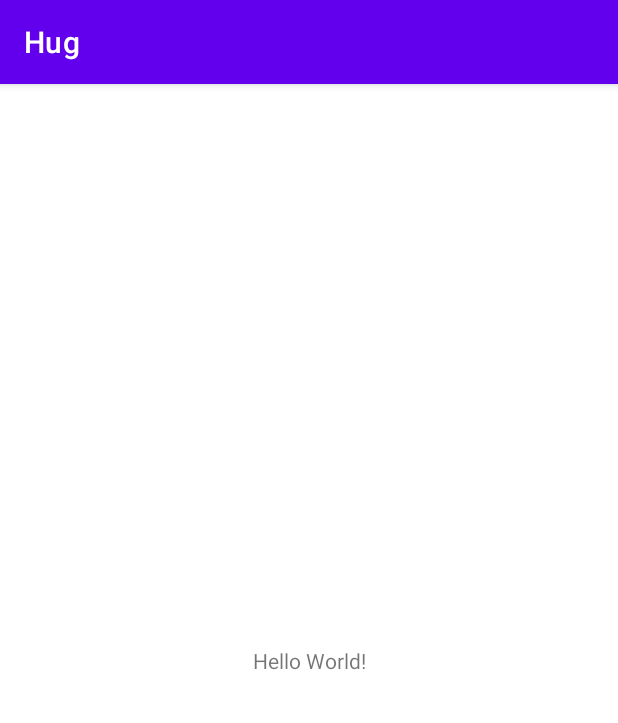
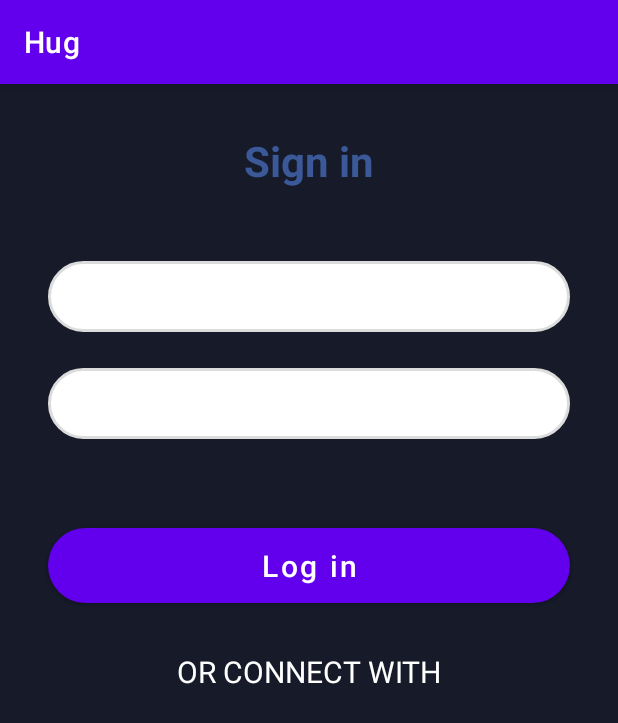
Before and after one commit to TriFle3T/android_app, an Android app: the screen it shows after launch (MainActivity), on a phone screen of 412 x 824 dp. Shown: the top 723 px of the screen. Run offline under Robolectric (Android 15) with nearby library versions, the phone set to English and light mode, and no system bars.

Commit message:
feat.login 화면 1차

```diff
--- a/app/build.gradle
+++ b/app/build.gradle
@@ -45,4 +45,8 @@ dependencies {
     implementation 'com.google.code.gson:gson:2.8.5'
     implementation 'com.squareup.retrofit2:retrofit:2.6.0'
     implementation 'com.squareup.retrofit2:converter-gson:2.6.0'
+
+    // Firebase
+    implementation 'com.google.firebase:firebase-auth:21.0.4'
+    implementation 'com.google.android.gms:play-services-auth:20.2.0'
 }
--- /dev/null
+++ b/app/src/main/res/drawable/blue_button.xml
@@ -0,0 +1,7 @@
+<?xml version="1.0" encoding="utf-8"?>
+<shape xmlns:android="http://schemas.android.com/apk/res/android"
+    android:shape="rectangle">
+    <corners android:radius="999dp" />
+    <solid android:color="@color/colorAccent" />
+
+</shape>
--- /dev/null
+++ b/app/src/main/res/drawable/rounded_border.xml
@@ -0,0 +1,14 @@
+<?xml version="1.0" encoding="utf-8"?>
+<shape xmlns:android="http://schemas.android.com/apk/res/android"
+    android:shape="rectangle">
+    <solid android:color="?colorSurface" />
+    <corners android:radius="999dp" />
+    <stroke
+        android:width="2dp"
+        android:color="#dcdcdc" />
+    <padding
+        android:bottom="10dp"
+        android:left="20dp"
+        android:right="20dp"
+        android:top="10dp" />
+</shape>
--- a/app/src/main/res/layout/activity_main.xml
+++ b/app/src/main/res/layout/activity_main.xml
@@ -4,15 +4,141 @@
     xmlns:tools="http://schemas.android.com/tools"
     android:layout_width="match_parent"
     android:layout_height="match_parent"
+    android:background="@color/background_color"
     tools:context=".MainActivity">
 
+    <FrameLayout
+        android:id="@+id/loading"
+        android:layout_width="0dp"
+        android:layout_height="0dp"
+        android:background="@color/loading_overlay_color"
+        android:clickable="true"
+        android:elevation="3dp"
+        android:focusable="true"
+        android:visibility="gone"
+        app:layout_constraintBottom_toBottomOf="parent"
+        app:layout_constraintEnd_toEndOf="parent"
+        app:layout_constraintStart_toStartOf="parent"
+        app:layout_constraintTop_toTopOf="parent">
+
+        <ProgressBar
+            android:id="@+id/progressBar"
+            style="?android:attr/progressBarStyle"
+            android:layout_width="wrap_content"
+            android:layout_height="wrap_content"
+            android:layout_gravity="center" />
+
+    </FrameLayout>
+
     <TextView
+        android:id="@+id/textView"
         android:layout_width="wrap_content"
         android:layout_height="wrap_content"
-        android:text="Hello World!"
+        android:layout_centerHorizontal="true"
+        android:layout_marginStart="32dp"
+        android:layout_marginTop="32dp"
+        android:layout_marginEnd="32dp"
+        android:text="@string/sign_in"
+        android:textColor="@color/colorAccent"
+        android:textSize="28sp"
+        android:textStyle="bold"
+        app:layout_constraintEnd_toEndOf="parent"
+        app:layout_constraintStart_toStartOf="parent"
+        app:layout_constraintTop_toTopOf="parent" />
+
+    <EditText
+        android:id="@+id/etEmail"
+        android:layout_width="match_parent"
+        android:layout_height="wrap_content"
+        android:layout_marginStart="32dp"
+        android:layout_marginTop="48dp"
+        android:layout_marginEnd="32dp"
+        android:background="@drawable/rounded_border"
+        android:hint="@string/email"
+        android:imeOptions="actionNext"
+        android:inputType="textEmailAddress"
+        android:textColor="@color/background_color_reverse"
+        android:textColorHint="@color/background_color_reverse"
+        android:textSize="20sp"
+        app:layout_constraintEnd_toEndOf="parent"
+        app:layout_constraintStart_toStartOf="parent"
+        app:layout_constraintTop_toBottomOf="@id/textView" />
+
+    <EditText
+        android:id="@+id/etPassword"
+        android:layout_width="match_parent"
+        android:layout_height="wrap_content"
+        android:layout_marginStart="32dp"
+        android:layout_marginTop="24dp"
+        android:layout_marginEnd="32dp"
+        android:background="@drawable/rounded_border"
+        android:hint="@string/password"
+        android:imeOptions="actionDone"
+        android:inputType="textPassword"
+        android:textColor="@color/background_color_reverse"
+        android:textColorHint="@color/background_color_reverse"
+        android:textSize="20sp"
+        app:layout_constraintEnd_toEndOf="parent"
+        app:layout_constraintStart_toStartOf="parent"
+        app:layout_constraintTop_toBottomOf="@id/etEmail" />
+
+    <TextView
+        android:id="@+id/loginError"
+        android:layout_width="0dp"
+        android:layout_height="wrap_content"
+        android:layout_marginTop="16dp"
+        android:maxLines="3"
+        android:textAlignment="viewStart"
+        android:textAllCaps="true"
+        android:textColor="#B00020"
+        android:textStyle="bold"
+        app:layout_constraintEnd_toEndOf="@+id/etPassword"
+        app:layout_constraintStart_toStartOf="@+id/etPassword"
+        app:layout_constraintTop_toBottomOf="@+id/etPassword" />
+
+    <Button
+        android:id="@+id/btnLogin"
+        android:layout_width="match_parent"
+        android:layout_height="50dp"
+        android:layout_centerInParent="true"
+        android:layout_marginStart="32dp"
+        android:layout_marginTop="24dp"
+        android:layout_marginEnd="32dp"
+        android:background="@drawable/blue_button"
+        android:text="@string/log_in"
+        android:textAllCaps="false"
+        android:textColor="@android:color/white"
+        android:textSize="20sp"
+        app:layout_constraintEnd_toEndOf="parent"
+        app:layout_constraintStart_toStartOf="parent"
+        app:layout_constraintTop_toBottomOf="@id/loginError" />
+
+    <TextView
+        android:id="@+id/tvOr"
+        android:layout_width="wrap_content"
+        android:layout_height="wrap_content"
+        android:layout_centerHorizontal="true"
+        android:layout_marginStart="32dp"
+        android:layout_marginTop="32dp"
+        android:layout_marginEnd="32dp"
+        android:text="@string/or"
+        android:textColor="@color/background_color_reverse"
+        android:textSize="20sp"
+        app:layout_constraintEnd_toEndOf="parent"
+        app:layout_constraintStart_toStartOf="parent"
+        app:layout_constraintTop_toBottomOf="@id/btnLogin" />
+
+
+    <com.google.android.gms.common.SignInButton
+        android:id="@+id/googleButton"
+        android:layout_width="0dp"
+        android:layout_height="wrap_content"
+        android:layout_marginStart="8dp"
+        android:layout_marginEnd="28dp"
+        app:buttonSize="icon_only"
         app:layout_constraintBottom_toBottomOf="parent"
-        app:layout_constraintLeft_toLeftOf="parent"
-        app:layout_constraintRight_toRightOf="parent"
+        app:layout_constraintEnd_toEndOf="parent"
+        app:layout_constraintStart_toEndOf="parent"
         app:layout_constraintTop_toTopOf="parent" />
 
 </androidx.constraintlayout.widget.ConstraintLayout>
--- a/app/src/main/res/values/colors.xml
+++ b/app/src/main/res/values/colors.xml
@@ -7,4 +7,12 @@
     <color name="teal_700">#FF018786</color>
     <color name="black">#FF000000</color>
     <color name="white">#FFFFFFFF</color>
+
+    <color name="colorPrimary">#161a29</color>
+    <color name="colorPrimaryDark">#161a29</color>
+    <color name="colorAccent">#3B5999</color>
+    <color name="background_color">#161a29</color>
+    <color name="background_color_reverse">#FFFFFF</color>
+    <!--    <color name="facebook_button_color">#58BDEC</color>-->
+    <color name="loading_overlay_color">#A4A09D9D</color>
 </resources>
--- a/app/src/main/res/values/strings.xml
+++ b/app/src/main/res/values/strings.xml
@@ -1,3 +1,12 @@
 <resources>
     <string name="app_name">Hug</string>
+
+    <string name="log_in">Log in</string>
+    <string name="password">Password</string>
+    <string name="email">Email</string>
+    <string name="or">OR CONNECT WITH</string>
+    <string name="sign_in">Sign in</string>
+
+    <string name="facebook_app_id">526498191468722</string>
+    <string name="fb_login_protocol_scheme">fb526498191468722</string>
 </resources>
--- /dev/null
+++ b/app/src/main/res/values/styles.xml
@@ -0,0 +1,10 @@
+<?xml version="1.0" encoding="utf-8"?>
+<resources>
+    <!-- Base application theme. -->
+    <style name="AppTheme" parent="Theme.AppCompat.Light.NoActionBar">
+        <!-- Customize your theme here. -->
+        <item name="colorPrimary">@color/colorPrimary</item>
+        <item name="colorPrimaryDark">@color/colorPrimaryDark</item>
+        <item name="colorAccent">@color/colorAccent</item>
+    </style>
+</resources>
```
Also changed, not shown: build.gradle (+7 -1 lines).
